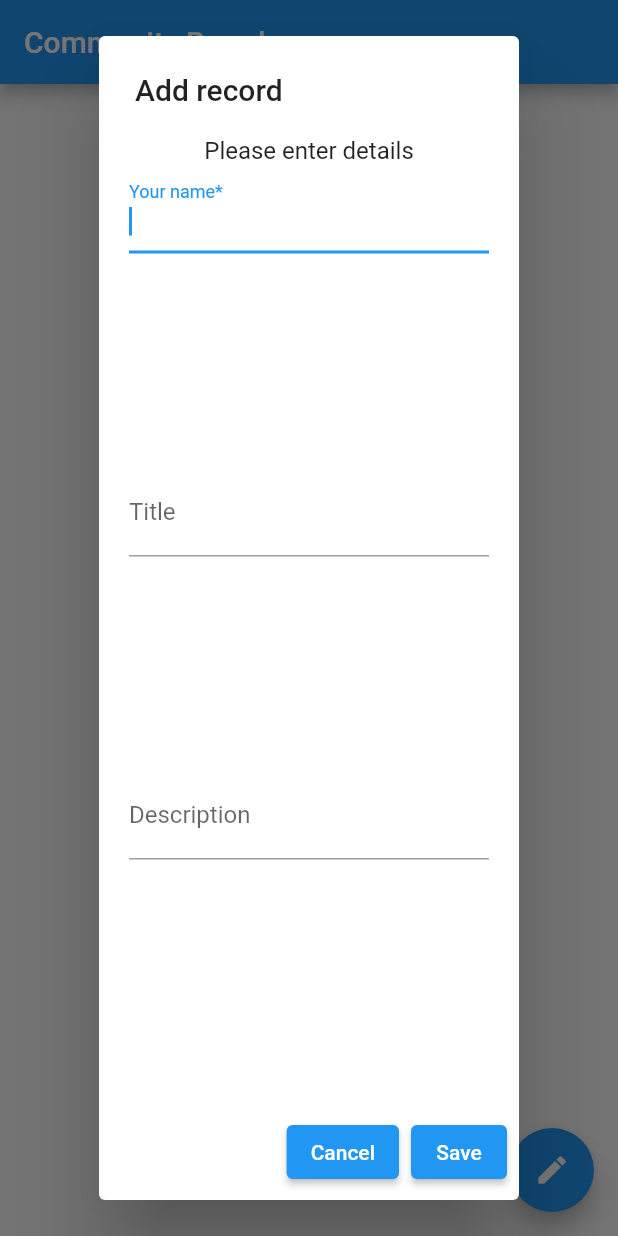
After one commit to YogeshSaindane/CommunityApp, a Flutter app: the screen it shows after launch, after a tap on the "edit" icon, on a phone screen of 412 x 824 dp. The commit adds this screen. Run offline on Flutter 3.47's test engine with Material 2 defaults, Android fonts, the phone set to English and light mode, and no system bars; our stand-ins replace cloud_firestore, firebase_core; accounts and stored records are empty.

Commit message:
Almost there

```diff
--- /dev/null
+++ b/lib/BoardApp.dart
@@ -0,0 +1,138 @@
+import 'package:community_app/UI/CustomeCard.dart';
+import 'package:community_app/db/DataBase.dart';
+import 'package:flutter/material.dart';
+import 'package:cloud_firestore/cloud_firestore.dart';
+
+class BoardApp extends StatefulWidget {
+  @override
+  _BoardAppState createState() => _BoardAppState();
+}
+
+class _BoardAppState extends State<BoardApp> {
+  final Stream<QuerySnapshot> firestoreDB = DataBase.boardDB.snapshots();
+  // ignore: non_constant_identifier_names
+  TextEditingController name_textfield;
+  TextEditingController title_textfield;
+  TextEditingController description_textfield;
+
+  @override
+  void initState() {
+    // s
+    super.initState();
+
+    name_textfield = TextEditingController();
+    title_textfield = TextEditingController();
+    description_textfield = TextEditingController();
+  }
+
+  @override
+  Widget build(BuildContext context) {
+    return Scaffold(
+      appBar: AppBar(
+        title: Text("Community Board"),
+      ),
+      body: StreamBuilder(
+        stream: firestoreDB,
+        builder: (BuildContext context, AsyncSnapshot<QuerySnapshot> snapshot) {
+          print(snapshot);
+          if (!snapshot.hasData) {
+            return CircularProgressIndicator();
+          }
+          return ListView.builder(
+              itemCount: snapshot.data.docs.length,
+              itemBuilder: (context, int index) {
+                print(snapshot.data);
+                // return Text(snapshot.data.docs[index]["name"]);
+                return CustomCard(itemObject: snapshot.data, index: index);
+              });
+        },
+      ),
+      floatingActionButton: FloatingActionButton(
+        onPressed: () {
+          _showDialog(context);
+        },
+        child: Icon(Icons.edit),
+      ),
+    );
+  }
+
+  void _showDialog(BuildContext context) async {
+    await showDialog(
+      context: context,
+      builder: (BuildContext context) => AlertDialog(
+        title: Text('Add record'),
+        contentPadding: EdgeInsets.all(20),
+        content: Column(
+          children: [
+            Text("Please enter details"),
+            Expanded(
+              child: TextField(
+                autocorrect: true,
+                autofocus: true,
+                decoration: InputDecoration(labelText: "Your name*"),
+                controller: name_textfield,
+              ),
+            ),
+            Expanded(
+              child: TextField(
+                autocorrect: true,
+                autofocus: true,
+                decoration: InputDecoration(labelText: "Title"),
+                controller: title_textfield,
+              ),
+            ),
+            Expanded(
+              child: TextField(
+                autocorrect: true,
+                autofocus: true,
+                decoration: InputDecoration(labelText: "Description"),
+                controller: description_textfield,
+              ),
+            ),
+          ],
+        ),
+        actions: [
+          ElevatedButton(
+            onPressed: () {
+              _cancelAlertClicked();
+              Navigator.pop(context);
+            },
+            child: Text("Cancel"),
+          ),
+          ElevatedButton(
+            onPressed: () {
+              if (name_textfield.text.isNotEmpty &&
+                  title_textfield.text.isNotEmpty &&
+                  description_textfield.text.isNotEmpty) {
+                DataBase.boardDB
+                    .add(getAddObject())
+                    .then((response) => {
+                          print(response.id),
+                          _cancelAlertClicked(),
+                          Navigator.pop(context),
+                        })
+                    .catchError((err) => {print(err)});
+              }
+            },
+            child: Text("Save"),
+          )
+        ],
+      ),
+    );
+  }
+
+  Map<String, dynamic> getAddObject() {
+    return {
+      "name": name_textfield.text,
+      "title": title_textfield.text,
+      "description": description_textfield.text,
+      "timestamp": new DateTime.now(),
+    };
+  }
+
+  _cancelAlertClicked() {
+    name_textfield.clear();
+    title_textfield.clear();
+    description_textfield.clear();
+  }
+}
--- /dev/null
+++ b/lib/UI/CustomeCard.dart
@@ -0,0 +1,223 @@
+import 'package:cloud_firestore/cloud_firestore.dart';
+import 'package:community_app/db/DataBase.dart';
+import 'package:flutter/material.dart';
+import 'package:intl/intl.dart';
+
+class CustomCard extends StatelessWidget {
+  final QuerySnapshot itemObject;
+  final int index;
+
+  const CustomCard({Key key, this.itemObject, this.index}) : super(key: key);
+
+  @override
+  Widget build(BuildContext context) {
+    var timeSec = new DateTime.fromMillisecondsSinceEpoch(
+        itemObject.docs[index]["timestamp"].seconds * 1000);
+    var newDate = new DateFormat("EEE, MMM d, y").format(timeSec);
+    var snapshot = itemObject?.docs[index];
+    var docID = snapshot.id;
+
+    TextEditingController name_textfield =
+        TextEditingController(text: snapshot["name"]);
+    TextEditingController title_textfield =
+        TextEditingController(text: snapshot["title"]);
+    TextEditingController description_textfield =
+        TextEditingController(text: snapshot["description"]);
+
+    return Column(children: [
+      Padding(
+        padding: const EdgeInsets.only(left: 10, right: 10, top: 5),
+        child: Card(
+          elevation: 5.0,
+          child: Column(
+            children: [
+              ListTile(
+                leading: CircleAvatar(
+                  child: Text(snapshot.get("name")[0]),
+                ),
+                title: Text(snapshot.get("title")),
+                subtitle: Text(snapshot.get("description")),
+              ),
+              Padding(
+                padding: const EdgeInsets.only(right: 10, bottom: 10),
+                child: Row(
+                  mainAxisAlignment: MainAxisAlignment.end,
+                  children: [
+                    Text(
+                      "By: ${snapshot.get("name")}",
+                      style:
+                          TextStyle(fontStyle: FontStyle.italic, fontSize: 12),
+                    ),
+                    Text(
+                      " on ${newDate.toString()}",
+                      style:
+                          TextStyle(fontStyle: FontStyle.italic, fontSize: 12),
+                    ),
+                  ],
+                ),
+              ),
+              Row(
+                mainAxisAlignment: MainAxisAlignment.start,
+                children: [
+                  IconButton(
+                      icon: Icon(Icons.edit),
+                      onPressed: () async {
+                        await showDialog(
+                          context: context,
+                          builder: (BuildContext context) => AlertDialog(
+                            // title: Text('Please update record'),
+                            contentPadding: EdgeInsets.all(20),
+                            content: Column(
+                              children: [
+                                Text("Please enter details"),
+                                Expanded(
+                                  child: TextField(
+                                    autocorrect: true,
+                                    autofocus: true,
+                                    decoration: InputDecoration(
+                                        labelText: "Your name*"),
+                                    controller: name_textfield,
+                                  ),
+                                ),
+                                Expanded(
+                                  child: TextField(
+                                    autocorrect: true,
+                                    autofocus: true,
+                                    decoration:
+                                        InputDecoration(labelText: "Title"),
+                                    controller: title_textfield,
+                                  ),
+                                ),
+                                Expanded(
+                                  child: TextField(
+                                    autocorrect: true,
+                                    autofocus: true,
+                                    decoration: InputDecoration(
+                                        labelText: "Description"),
+                                    controller: description_textfield,
+                                  ),
+                                ),
+                              ],
+                            ),
+                            actions: [
+                              ElevatedButton(
+                                onPressed: () {
+                                  Navigator.pop(context);
+                                },
+                                child: Text("Cancel"),
+                              ),
+                              ElevatedButton(
+                                onPressed: () async {
+                                  if (name_textfield.text.isNotEmpty &&
+                                      title_textfield.text.isNotEmpty &&
+                                      description_textfield.text.isNotEmpty) {
+                                    DataBase.boardDB
+                                        .doc(docID)
+                                        .update({
+                                          "name": name_textfield.text,
+                                          "title": title_textfield.text,
+                                          "description":
+                                              description_textfield.text,
+                                          "timestamp": new DateTime.now(),
+                                        })
+                                        .then((response) => {
+                                              name_textfield.clear(),
+                                              title_textfield.clear(),
+                                              description_textfield.clear(),
+                                              Navigator.pop(context),
+                                            })
+                                        .catchError((err) => {print(err)});
+                                  }
+                                },
+                                child: Text("Update"),
+                              )
+                            ],
+                          ),
+                        );
+                      }),
+                  IconButton(
+                      icon: Icon(Icons.delete),
+                      onPressed: () async {
+                        print(docID);
+                        await DataBase.boardDB.doc(docID).delete();
+                      }),
+                ],
+              )
+            ],
+          ),
+        ),
+      )
+
+      // Text(itemObject?.docs[index].get("title") == null
+      //     ? "yes"
+      //     : itemObject?.docs[index]["title"]),
+      // Text(itemObject["title"] ),
+      // Text((itemObject.docs[index]["timestamp"]) ? "got it" : "N/A")
+    ]);
+  }
+
+  // void _showDialog(BuildContext context) async {
+  //   await showDialog(
+  //     context: context,
+  //     builder: (BuildContext context) => AlertDialog(
+  //       title: Text('Add record'),
+  //       contentPadding: EdgeInsets.all(20),
+  //       content: Column(
+  //         children: [
+  //           Text("Please enter details"),
+  //           Expanded(
+  //             child: TextField(
+  //               autocorrect: true,
+  //               autofocus: true,
+  //               decoration: InputDecoration(labelText: "Your name*"),
+  //               controller: name_textfield,
+  //             ),
+  //           ),
+  //           Expanded(
+  //             child: TextField(
+  //               autocorrect: true,
+  //               autofocus: true,
+  //               decoration: InputDecoration(labelText: "Title"),
+  //               controller: title_textfield,
+  //             ),
+  //           ),
+  //           Expanded(
+  //             child: TextField(
+  //               autocorrect: true,
+  //               autofocus: true,
+  //               decoration: InputDecoration(labelText: "Description"),
+  //               controller: description_textfield,
+  //             ),
+  //           ),
+  //         ],
+  //       ),
+  //       actions: [
+  //         ElevatedButton(
+  //           onPressed: () {
+  //             _cancelAlertClicked();
+  //             Navigator.pop(context);
+  //           },
+  //           child: Text("Cancel"),
+  //         ),
+  //         ElevatedButton(
+  //           onPressed: () {
+  //             if (name_textfield.text.isNotEmpty &&
+  //                 title_textfield.text.isNotEmpty &&
+  //                 description_textfield.text.isNotEmpty) {
+  //               DataBase.boardDB
+  //                   .add(getAddObject())
+  //                   .then((response) => {
+  //                         print(response.id),
+  //                         _cancelAlertClicked(),
+  //                         Navigator.pop(context),
+  //                       })
+  //                   .catchError((err) => {print(err)});
+  //             }
+  //           },
+  //           child: Text("Save"),
+  //         )
+  //       ],
+  //     ),
+  //   );
+  // }
+}
--- /dev/null
+++ b/lib/db/DataBase.dart
@@ -0,0 +1,5 @@
+import 'package:cloud_firestore/cloud_firestore.dart';
+
+class DataBase {
+  static final boardDB = FirebaseFirestore.instance.collection("Board");
+}
--- a/pubspec.yaml
+++ b/pubspec.yaml
@@ -21,6 +21,9 @@ environment:
   sdk: ">=2.7.0 <3.0.0"
 
 dependencies:
+  cloud_firestore:
+  firebase: ^9.0.1
+  intl: ^0.17.0
   flutter:
     sdk: flutter
 
```
Also changed, not shown: lib/main.dart (+8 -110 lines), pubspec.lock, 12 other files.
